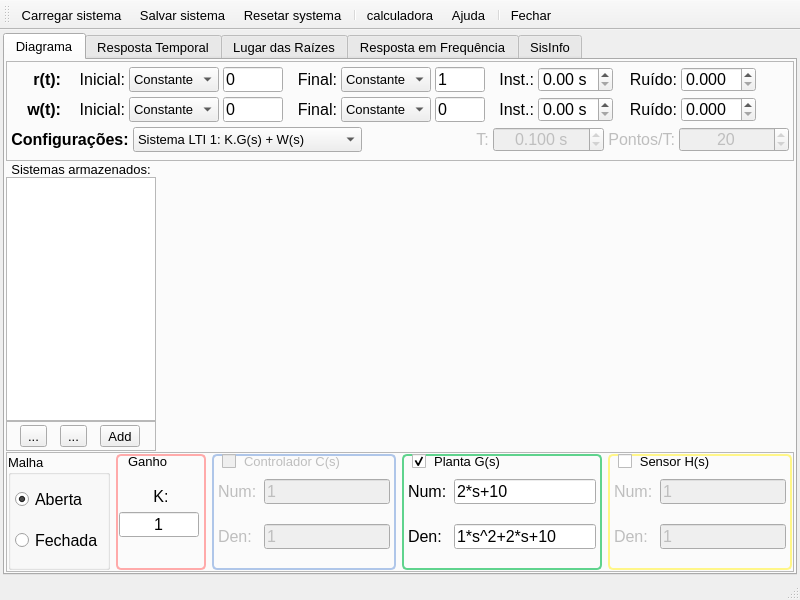
The window that MainWindow.ui (miguelmoreto/labcontrole) describes before a commit, drawn with Qt 5.
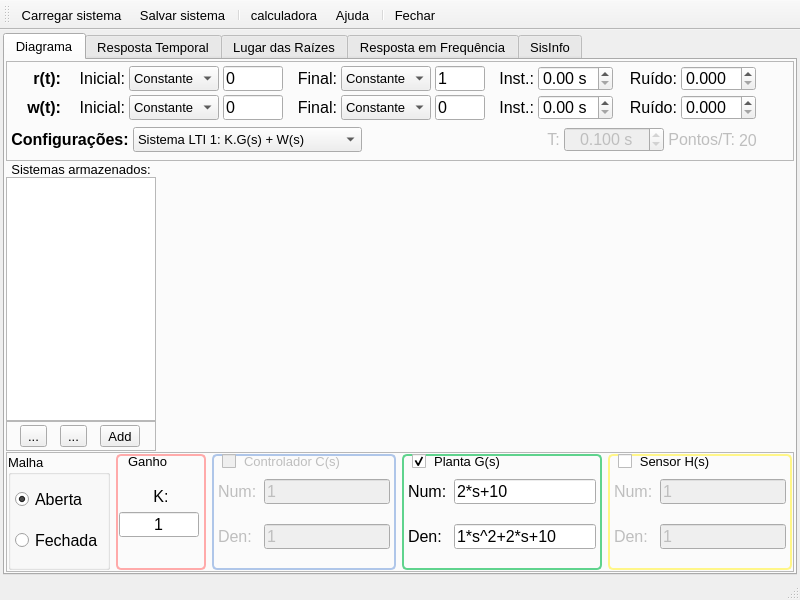
The same window after the commit. Icons and pictures are not drawn. Custom widgets are drawn as their Qt base class.

Commit message: Update UI to calculate the NpdT (number of poins per sample time) of discrete system simulation. Updated some tooltips. Commenting and cleaning code.

```diff
--- a/MainWindow.ui
+++ b/MainWindow.ui
@@ -1204,7 +1204,7 @@
                </property>
                <property name="maximumSize">
                 <size>
-                 <width>16777215</width>
+                 <width>100</width>
                  <height>25</height>
                 </size>
                </property>
@@ -1271,26 +1271,14 @@
               </widget>
              </item>
              <item>
-              <widget class="QSpinBox" name="spinBoxPtTk">
+              <widget class="QLabel" name="labelNpT">
                <property name="enabled">
                 <bool>false</bool>
                </property>
-               <property name="sizePolicy">
-                <sizepolicy hsizetype="Expanding" vsizetype="Fixed">
-                 <horstretch>0</horstretch>
-                 <verstretch>0</verstretch>
-                </sizepolicy>
-               </property>
                <property name="minimumSize">
                 <size>
-                 <width>0</width>
-                 <height>25</height>
-                </size>
-               </property>
-               <property name="maximumSize">
-                <size>
-                 <width>16777215</width>
-                 <height>25</height>
+                 <width>50</width>
+                 <height>0</height>
                 </size>
                </property>
                <property name="font">
@@ -1300,17 +1288,8 @@
                  <bold>false</bold>
                 </font>
                </property>
-               <property name="toolTip">
-                <string>Entre com o número de pontos por T (taxa de amostragem) na simulação discreta</string>
-               </property>
-               <property name="alignment">
-                <set>Qt::AlignCenter</set>
-               </property>
-               <property name="maximum">
-                <number>999</number>
-               </property>
-               <property name="value">
-                <number>20</number>
+               <property name="text">
+                <string notr="true">20</string>
                </property>
               </widget>
              </item>
@@ -4638,7 +4617,6 @@
    </attribute>
    <addaction name="actionCarregar_sistema"/>
    <addaction name="actionSalvar_sistema"/>
-   <addaction name="actionReset"/>
    <addaction name="separator"/>
    <addaction name="actionCalc"/>
    <addaction name="actionHelp"/>
@@ -4711,18 +4689,6 @@
     <string>Fechar o programa.</string>
    </property>
   </action>
-  <action name="actionReset">
-   <property name="icon">
-    <iconset resource="images.qrc">
-     <normaloff>:/icons_UI/images/refresh.png</normaloff>:/icons_UI/images/refresh.png</iconset>
-   </property>
-   <property name="text">
-    <string>Resetar systema</string>
-   </property>
-   <property name="toolTip">
-    <string>&lt;html&gt;&lt;head/&gt;&lt;body&gt;&lt;p&gt;Resetar o sistema para o &lt;span style=&quot; font-style:italic;&quot;&gt;default&lt;/span&gt;&lt;/p&gt;&lt;/body&gt;&lt;/html&gt;</string>
-   </property>
-  </action>
  </widget>
  <customwidgets>
   <customwidget>
```
Left out of the diff: 60 changed lines with no effect on the pictures. The commit also changes 2 other files.
